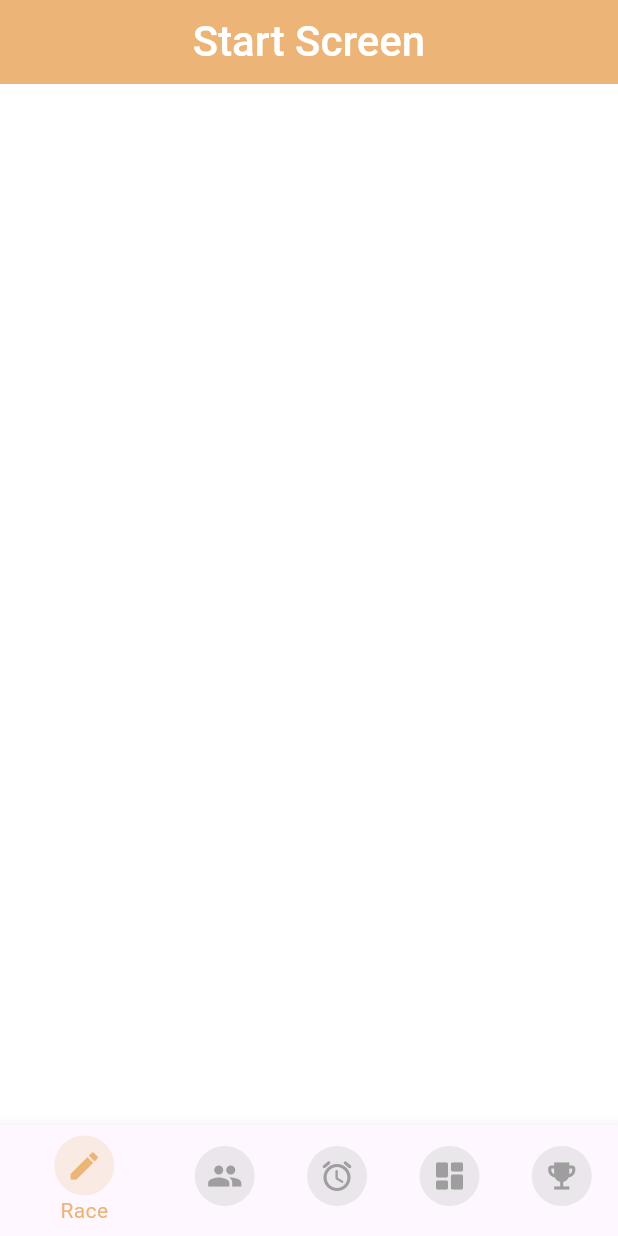
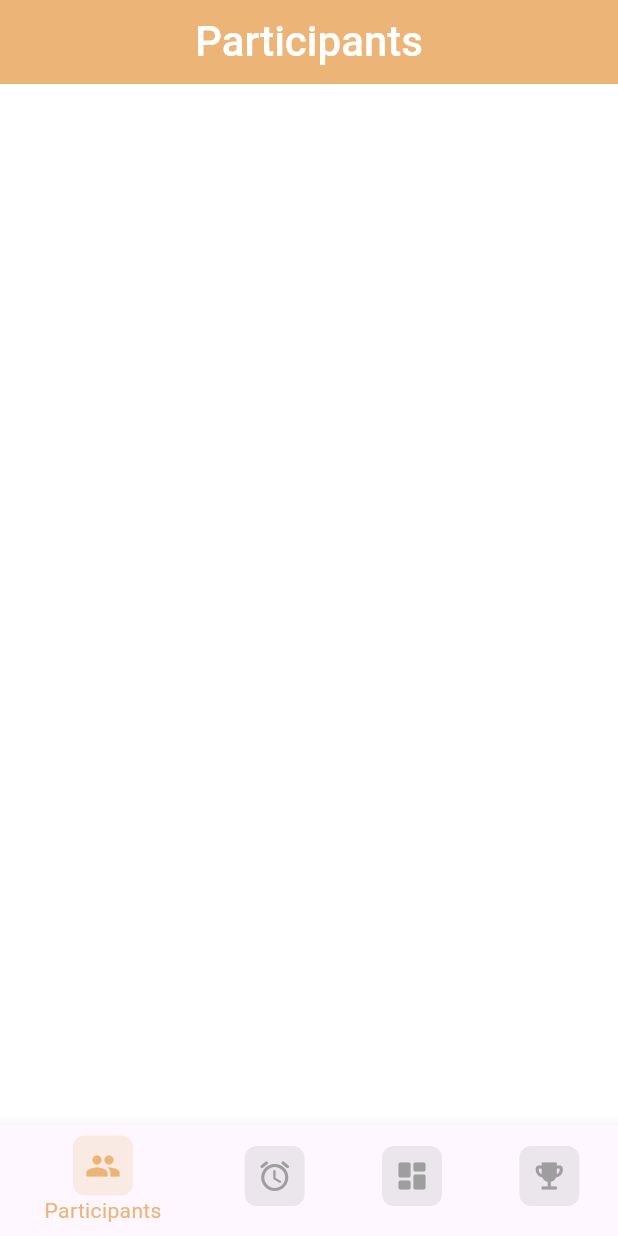
Before and after one commit to Makarasok24/race_tracking, a Flutter app: the screen it shows after launch, on a phone screen of 412 x 824 dp. Run offline on Flutter 3.47's test engine with Material 3 defaults, Android fonts, the phone set to English and light mode, and no system bars; Roboto replaces fonts that are missing (Eesti).

```diff
--- a/lib/main.dart
+++ b/lib/main.dart
@@ -1,7 +1,8 @@
 import 'package:flutter/material.dart';
+import 'package:race_tracking/ui/screens/race_segment.dart';
 import 'package:race_tracking/theme/theme.dart';
 import 'package:race_tracking/ui/screens/race_form.dart';
-import 'package:race_tracking/ui/screens/start_screen.dart';
+import 'package:race_tracking/ui/screens/participant_screen.dart';
 import 'package:race_tracking/widgets/icon_button_navbar.dart';
 
 void main() {
@@ -31,10 +32,24 @@ class MyHomePage extends StatefulWidget {
 
 class _MyHomePageState extends State<MyHomePage> {
   int _currentIndex = 0;
+
+  final List<Widget> _pages = [
+    ParticipantScreen(),
+    RaceSegment(),
+    RaceSegment(),
+    RaceSegment(),
+  ];
+
   @override
   Widget build(BuildContext context) {
     return Scaffold(
-      body: _currentIndex == 0 ? StartScreen() : RaceForm(),
+      body: AnimatedSwitcher(
+        duration: const Duration(milliseconds: 300),
+        transitionBuilder: (child, animation) {
+          return FadeTransition(opacity: animation, child: child);
+        },
+        child: _pages[_currentIndex],
+      ),
       bottomNavigationBar: BottomNavigationBar(
         currentIndex: _currentIndex,
         selectedItemColor: RTAColors.primary,
@@ -50,36 +65,29 @@ class _MyHomePageState extends State<MyHomePage> {
         items: <BottomNavigationBarItem>[
           BottomNavigationBarItem(
             icon: IconButtonNavBar(
+              icon: Icons.people,
               isSelected: _currentIndex == 0,
-              icon: Icons.edit,
-            ),
-            label: 'Race',
-          ),
-          BottomNavigationBarItem(
-            icon: IconButtonNavBar(
-              icon: Icons.people,
-              isSelected: _currentIndex == 1,
             ),
             label: 'Participants',
           ),
           BottomNavigationBarItem(
             icon: IconButtonNavBar(
               icon: Icons.access_alarm_rounded,
-              isSelected: _currentIndex == 2,
+              isSelected: _currentIndex == 1,
             ),
             label: 'Timer',
           ),
           BottomNavigationBarItem(
             icon: IconButtonNavBar(
               icon: Icons.dashboard_rounded,
-              isSelected: _currentIndex == 3,
+              isSelected: _currentIndex == 2,
             ),
             label: 'Dashboard',
           ),
           BottomNavigationBarItem(
             icon: IconButtonNavBar(
               icon: Icons.emoji_events,
-              isSelected: _currentIndex == 4,
+              isSelected: _currentIndex == 3,
             ),
             label: 'Results',
           ),
--- /dev/null
+++ b/lib/ui/screens/participant_screen.dart
@@ -0,0 +1,18 @@
+import 'package:flutter/material.dart';
+import 'package:race_tracking/theme/theme.dart';
+
+class ParticipantScreen extends StatelessWidget {
+  const ParticipantScreen({super.key});
+
+  @override
+  Widget build(BuildContext context) {
+    return Scaffold(
+      appBar: AppBar(
+        title: Text("Participants", style: TextStyle(color: RTAColors.white)),
+        backgroundColor: RTAColors.primary,
+        centerTitle: true,
+        titleTextStyle: RTATextStyles.heading,
+      ),
+    );
+  }
+}
--- a/lib/ui/screens/start_screen.dart
+++ /dev/null
@@ -1,18 +0,0 @@
-import 'package:flutter/material.dart';
-import 'package:race_tracking/theme/theme.dart';
-
-class StartScreen extends StatelessWidget {
-  const StartScreen({super.key});
-
-  @override
-  Widget build(BuildContext context) {
-    return Scaffold(
-      appBar: AppBar(
-        title: Text("Start Screen", style: TextStyle(color: RTAColors.white)),
-        backgroundColor: RTAColors.primary,
-        centerTitle: true,
-        titleTextStyle: RTATextStyles.heading,
-      ),
-    );
-  }
-}
--- a/lib/widgets/icon_button_navbar.dart
+++ b/lib/widgets/icon_button_navbar.dart
@@ -19,7 +19,8 @@ class IconButtonNavBar extends StatelessWidget {
     return Container(
       padding: const EdgeInsets.all(8),
       decoration: BoxDecoration(
-        shape: BoxShape.circle,
+        shape: BoxShape.rectangle,
+        borderRadius: BorderRadius.circular(8),
         color:
             isSelected
                 ? selectedColor.withOpacity(0.2)
--- a/pubspec.yaml
+++ b/pubspec.yaml
@@ -58,9 +58,8 @@ flutter:
   uses-material-design: true
 
   # To add assets to your application, add an assets section, like this:
-  # assets:
-  #   - images/a_dot_burr.jpeg
-  #   - images/a_dot_ham.jpeg
+  assets:
+    - assets/images/
 
   # An image asset can refer to one or more resolution-specific "variants", see
   # https://flutter.dev/to/resolution-aware-images
```
Also changed, not shown: lib/data/dummy_data.dart (added, +62 -0 lines), lib/model/participant_model.dart (added, +31 -0 lines), lib/model/race_segment_model.dart (added, +23 -0 lines), lib/ui/screens/race_form.dart (+2 -7 lines), lib/ui/screens/race_segment.dart (added, +34 -0 lines), lib/widgets/segment_card.dart (added, +43 -0 lines), assets/images/cycling.png (added), 2 other files.
